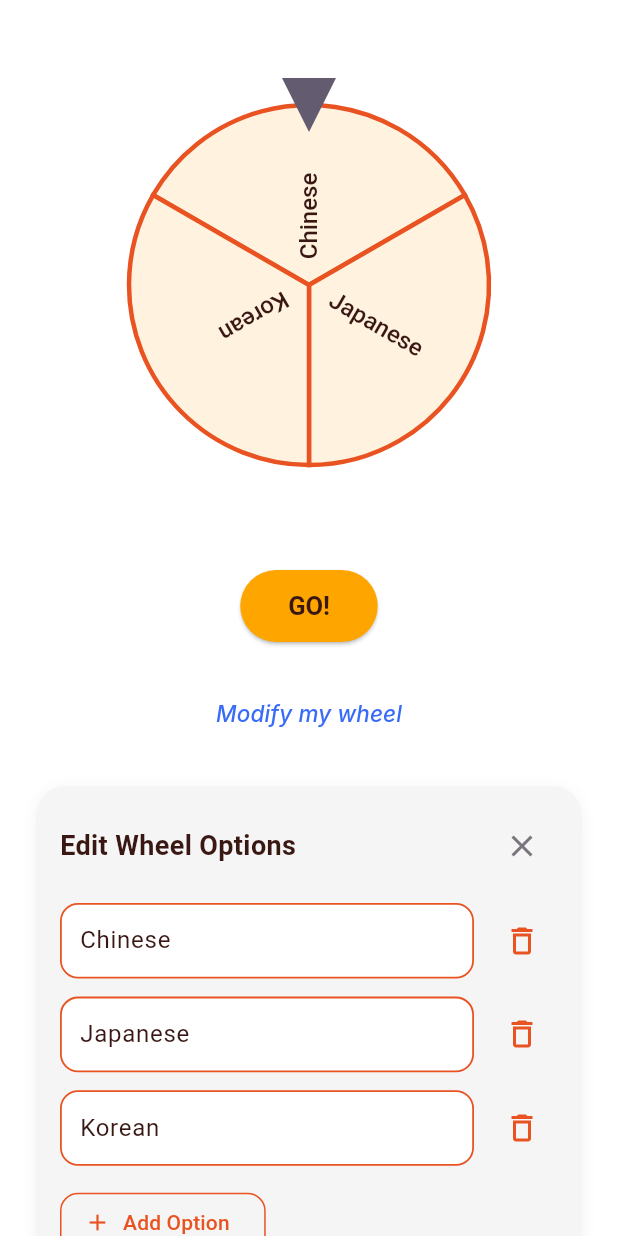
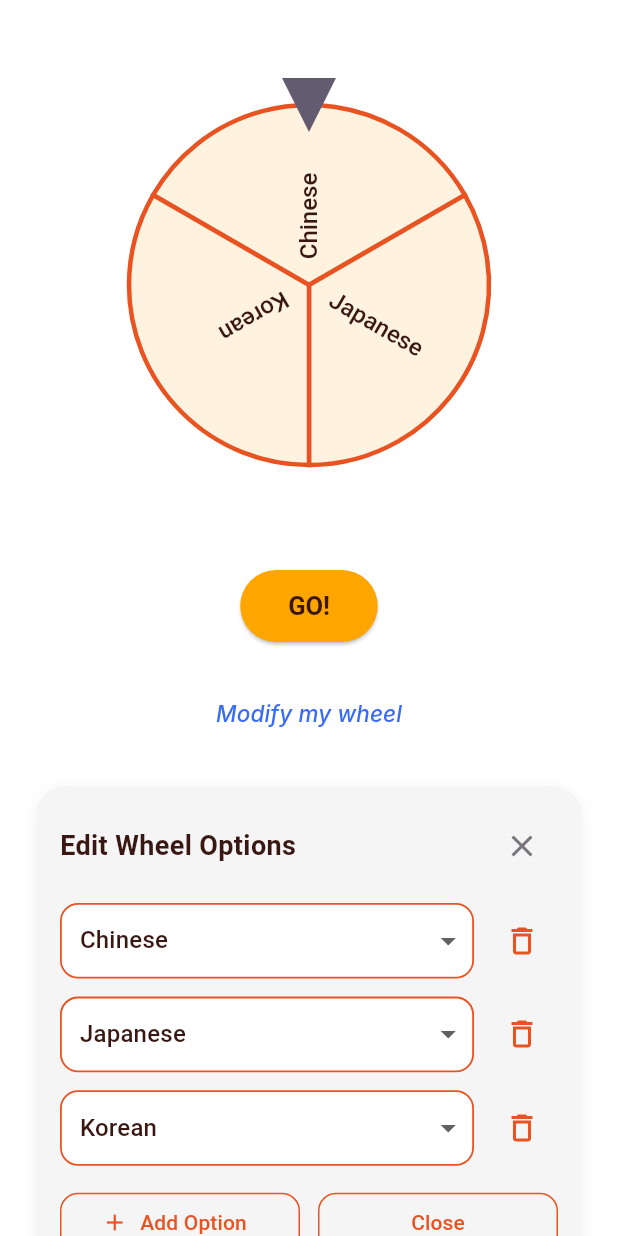
Before and after one commit to Jiaduobao26/what_to_eat, a Flutter app: the WheelOneView screen opened directly, after a tap on "Modify my wheel", on a phone screen of 412 x 824 dp. Run offline on Flutter 3.47's test engine with Material 3 defaults, Android fonts, the phone set to English and light mode, and no system bars; drawn by our look-alikes of flutter_fortune_wheel; our stand-ins replace bloc, cloud_firestore, equatable, firebase_auth, firebase_core, flutter_bloc and 3 more; accounts and stored records are empty; Roboto replaces fonts that are missing (Inter, League Spartan).

Commit message:
update wheel logic: replace input with dropdown

```diff
--- a/lib/screens/wheel.dart
+++ b/lib/screens/wheel.dart
@@ -28,8 +28,8 @@ class WheelOneView extends StatefulWidget {
 }
 
 class _WheelOneViewState extends State<WheelOneView> {
+  int? _selectedIndex;
   late StreamController<int> _streamController;
-  late Random _random;
   bool _isSpinning = false;
   List<Restaurant> _restaurants = [];
   Restaurant? _selectedRestaurant;
@@ -38,38 +38,9 @@ class _WheelOneViewState extends State<WheelOneView> {
   void initState() {
     super.initState();
     _streamController = StreamController<int>();
-    _random = Random();
     // 初始化餐厅列表
-    _restaurants = [
-      Restaurant(
-        name: 'Restaurant 1',
-        cuisine: 'Chinese',
-        rating: 4.5,
-        address: '123 Main St',
-        imageUrl: 'https://picsum.photos/200',
-      ),
-      Restaurant(
-        name: 'Restaurant 2',
-        cuisine: 'Japanese',
-        rating: 4.8,
-        address: '456 Oak Ave',
-        imageUrl: 'https://picsum.photos/201',
-      ),
-      Restaurant(
-        name: 'Restaurant 3',
-        cuisine: 'Western',
-        rating: 4.2,
-        address: '789 Pine Rd',
-        imageUrl: 'https://picsum.photos/202',
-      ),
-      Restaurant(
-        name: 'Restaurant 4',
-        cuisine: 'Korean',
-        rating: 4.6,
-        address: '321 Elm St',
-        imageUrl: 'https://picsum.photos/203',
-      ),
-    ];
+    // 不用初始化餐厅列表，wheel 转完之后，请求 cuisine 对应餐厅
+    _restaurants = [];
   }
 
   @override
@@ -79,18 +50,24 @@ class _WheelOneViewState extends State<WheelOneView> {
   }
 
   void _onWheelStop() {
-    if (_isSpinning) {
+    if (_isSpinning && _selectedIndex != null) {
       setState(() {
         _isSpinning = false;
+        _selectedRestaurant = _restaurants[_selectedIndex!];
+        // 获取 Bloc 最新 options
+        final options = context.read<WheelBloc>().state.options;
+        final selectedOption = options[_selectedIndex!];
+        context.read<WheelBloc>().add(FetchRestaurantEvent(selectedOption.keyword));
       });
-      // 移除弹窗，直接更新餐厅信息
-      final selectedIndex = _random.nextInt(_restaurants.length);
-      _selectedRestaurant = _restaurants[selectedIndex];
     }
   }
 
   @override
   Widget build(BuildContext context) {
+    final wheelBloc = context.read<WheelBloc>();
+    // 打印菜系数据
+    print('Cuisines: ${wheelBloc.cuisines.map((c) => c.name).toList()}');
+
     return Scaffold(
       backgroundColor: Colors.white,
 
@@ -111,15 +88,16 @@ class _WheelOneViewState extends State<WheelOneView> {
                 const SizedBox(height: 40),
                 SizedBox(
                   height: 300,
-                  child: FortuneWheel(
+                  child: state.options.length > 1
+                      ? FortuneWheel(
                           selected: _streamController.stream,
                           animateFirst: false,
                           onAnimationEnd: _onWheelStop,
                           items: [
-                      for (var restaurant in _restaurants)
+                            for (var option in state.options)
                               FortuneItem(
                                 child: Text(
-                            restaurant.name,
+                                  option.name,
                                   style: const TextStyle(
                                     color: Color(0xFF391713),
                                     fontSize: 16,
@@ -134,6 +112,16 @@ class _WheelOneViewState extends State<WheelOneView> {
                                 ),
                               ),
                           ],
+                        )
+                      : Center(
+                          child: Text(
+                            'Please add at least 2 options to spin the wheel',
+                            style: TextStyle(
+                              color: Colors.red[700],
+                              fontSize: 14,
+                              fontFamily: 'Roboto',
+                            ),
+                          ),
                         ),
                 ),
                 const SizedBox(height: 40),
@@ -169,6 +157,7 @@ class _WheelOneViewState extends State<WheelOneView> {
                               _streamController.add(randomIndex);
                               setState(() {
                                 _isSpinning = true;
+                                _selectedIndex = randomIndex;
                               });
                             } : null,
                             child: const Text(
@@ -183,84 +172,7 @@ class _WheelOneViewState extends State<WheelOneView> {
                           )
                         else
                           Column(
-                            children: [
-                              ElevatedButton(
-                                style: ElevatedButton.styleFrom(
-                                  backgroundColor: const Color(0xFFFFA500),
-                                  foregroundColor: const Color(0xFF391713),
-                                  padding: const EdgeInsets.symmetric(horizontal: 32, vertical: 12),
-                                  shape: RoundedRectangleBorder(
-                                    borderRadius: BorderRadius.circular(100),
-                                  ),
-                                ),
-                                onPressed: () {
-                                  showModalBottomSheet(
-                                    context: context,
-                                    backgroundColor: Colors.transparent,
-                                    builder: (dialogContext) => MapPopup(
-                                      onAppleMapSelected: () {
-                                        // 处理 Apple Map 选择
-                                        print('Apple Map selected');
-                                      },
-                                      onGoogleMapSelected: () {
-                                        // 处理 Google Map 选择
-                                        print('Google Map selected');
-                                      },
-                                    ),
-                                  );
-                                },
-                                child: const Text(
-                                  "Let's Go!",
-                                  style: TextStyle(
-                                    fontSize: 17,
-                                    fontFamily: 'League Spartan',
-                                    fontWeight: FontWeight.w700,
-                                    letterSpacing: -0.09,
-                                  ),
-                                ),
-                              ),
-                              const SizedBox(height: 12),
-                              ElevatedButton(
-                                style: ElevatedButton.styleFrom(
-                                  backgroundColor: Colors.white,
-                                  foregroundColor: const Color(0xFF391713),
-                                  padding: const EdgeInsets.symmetric(horizontal: 32, vertical: 12),
-                                  shape: RoundedRectangleBorder(
-                                    borderRadius: BorderRadius.circular(100),
-                                    side: const BorderSide(color: Color(0xFFFFA500)),
-                                  ),
-                                ),
-                                onPressed: () async {
-                                  final randomIndex = Random().nextInt(context.read<WheelBloc>().state.options.length);
-                                  _streamController.add(randomIndex);
-                                  await Future.delayed(const Duration(seconds: 3));
-                                  if (context.mounted) {
-                                    final selectedOption = context.read<WheelBloc>().state.options[randomIndex];
-                                    showDialog(
-                                      context: context,
-                                      builder: (dialogContext) => ResultDialog(
-                                        title: selectedOption.name,
-                                        description: 'Locally owned restaurant serving up a variety of traditional Chinese ...',
-                                        price: '¥88',
-                                        onClose: () {
-                                          Navigator.of(dialogContext).pop();
-                                          context.read<WheelBloc>().add(ShowResultEvent());
-                                        },
-                                      ),
-                                    );
-                                  }
-                                },
-                                child: const Text(
-                                  'Try Again',
-                                  style: TextStyle(
-                                    fontSize: 17,
-                                    fontFamily: 'League Spartan',
-                                    fontWeight: FontWeight.w700,
-                                    letterSpacing: -0.09,
-                                  ),
-                                ),
-                              ),
-                            ],
+                            children: [],
                           ),
                       ],
                     );
@@ -334,19 +246,37 @@ class _WheelOneViewState extends State<WheelOneView> {
                                             borderRadius: BorderRadius.circular(12),
                                             border: Border.all(color: const Color(0xFFE95322), width: 1.2),
                                           ),
-                                          child: TextFormField(
-                                            initialValue: state.options[i].name,
-                                            style: const TextStyle(
-                                              color: Color(0xFF391713),
+                                          padding: const EdgeInsets.symmetric(horizontal: 4),
+                                          child: DropdownButtonFormField<Option>(
+                                            value: state.options[i].keyword.isEmpty ? null : state.options[i],
+                                            isExpanded: true,
+                                            decoration: const InputDecoration(
+                                              border: InputBorder.none,
+                                              contentPadding: EdgeInsets.symmetric(horizontal: 8, vertical: 10),
+                                            ),
+                                            hint: const Text('choose a cuisine'),
+                                            items: context.read<WheelBloc>().cuisines.map((cuisine) {
+                                              final isSelected = state.options
+                                                  .where((opt) => opt != state.options[i])
+                                                  .any((opt) => opt.keyword == cuisine.keyword);
+                                              final option = Option(name: cuisine.name, keyword: cuisine.keyword);
+                                              return DropdownMenuItem<Option>(
+                                                value: option,
+                                                enabled: !isSelected,
+                                                child: Text(
+                                                  cuisine.name,
+                                                  style: TextStyle(
+                                                    color: isSelected ? Colors.grey : const Color(0xFF391713),
                                                     fontSize: 16,
                                                     fontFamily: 'Roboto',
                                                   ),
-                                            decoration: const InputDecoration(
-                                              border: InputBorder.none,
-                                              contentPadding: EdgeInsets.symmetric(horizontal: 12, vertical: 10),
                                                 ),
-                                            onChanged: (val) {
-                                              context.read<WheelBloc>().add(UpdateOptionEvent(i, val));
+                                              );
+                                            }).toList(),
+                                            onChanged: (option) {
+                                              if (option != null) {
+                                                context.read<WheelBloc>().add(UpdateOptionEvent(i, option.name, option.keyword));
+                                              }
                                             },
                                           ),
                                         ),
@@ -362,7 +292,10 @@ class _WheelOneViewState extends State<WheelOneView> {
                                   ),
                                 )),
                                 const SizedBox(height: 8),
-                                OutlinedButton.icon(
+                                Row(
+                                children: [
+                                  Expanded(
+                                    child: OutlinedButton.icon(
                                       style: OutlinedButton.styleFrom(
                                         foregroundColor: const Color(0xFFE95322),
                                         side: const BorderSide(color: Color(0xFFE95322)),
@@ -371,6 +304,23 @@ class _WheelOneViewState extends State<WheelOneView> {
                                       onPressed: () => context.read<WheelBloc>().add(AddOptionEvent()),
                                       icon: const Icon(Icons.add),
                                       label: const Text('Add Option'),
+                                    ),
+                                  ),
+                                  const SizedBox(width: 12),
+                                  Expanded(
+                                    child: OutlinedButton(
+                                      style: OutlinedButton.styleFrom(
+                                        foregroundColor: const Color(0xFFE95322),
+                                        side: const BorderSide(color: Color(0xFFE95322)),
+                                        shape: RoundedRectangleBorder(borderRadius: BorderRadius.circular(12)),
+                                      ),
+                                      onPressed: () {
+                                        context.read<WheelBloc>().add(CloseModifyEvent());
+                                      },
+                                      child: const Text('Close'),
+                                    ),
+                                  ),
+                                ],
                               ),
                                                             ],
                             ),
@@ -382,7 +332,7 @@ class _WheelOneViewState extends State<WheelOneView> {
                   },
                 ),
                 const SizedBox(height: 40),
-                if (_selectedRestaurant != null) ...[
+                if (state.selectedRestaurant != null) ...[
                   ElevatedButton(
                     style: ElevatedButton.styleFrom(
                       backgroundColor: const Color(0xFFFFA500),
@@ -429,9 +379,12 @@ class _WheelOneViewState extends State<WheelOneView> {
                         side: const BorderSide(color: Color(0xFFFFA500)),
                       ),
                     ),
-                    onPressed: () {
+                    onPressed: () async {
+                      final randomIndex = Random().nextInt(context.read<WheelBloc>().state.options.length);
+                      _streamController.add(randomIndex);
                       setState(() {
-                        _selectedRestaurant = null;
+                        _isSpinning = true;
+                        _selectedIndex = randomIndex;
                       });
                     },
                     child: const Text(
@@ -491,7 +444,7 @@ class _WheelOneViewState extends State<WheelOneView> {
                                 crossAxisAlignment: CrossAxisAlignment.start,
                                 children: [
                                   Text(
-                                    _selectedRestaurant!.name,
+                                    state.selectedRestaurant!.name,
                                     style: const TextStyle(
                                       color: Color(0xFF391713),
                                       fontSize: 20,
@@ -501,7 +454,7 @@ class _WheelOneViewState extends State<WheelOneView> {
                                   ),
                                   const SizedBox(height: 4),
                                   Text(
-                                    'Cuisine: ${_selectedRestaurant!.cuisine}',
+                                    'Cuisine: ${state.selectedRestaurant!.cuisine}',
                                     style: const TextStyle(
                                       color: Color(0xFF391713),
                                       fontSize: 16,
@@ -509,7 +462,7 @@ class _WheelOneViewState extends State<WheelOneView> {
                                     ),
                                   ),
                                   Text(
-                                    'Rating: ${_selectedRestaurant!.rating}',
+                                    'Rating: ${state.selectedRestaurant!.rating}',
                                     style: const TextStyle(
                                       color: Color(0xFF391713),
                                       fontSize: 16,
@@ -523,7 +476,7 @@ class _WheelOneViewState extends State<WheelOneView> {
                         ),
                         const SizedBox(height: 12),
                         Text(
-                          'Address: ${_selectedRestaurant!.address}',
+                          'Address: ${state.selectedRestaurant!.address}',
                           style: const TextStyle(
                             color: Color(0xFF79747E),
                             fontSize: 14,
```
Lines whose indentation alone changed are shown as unchanged.
